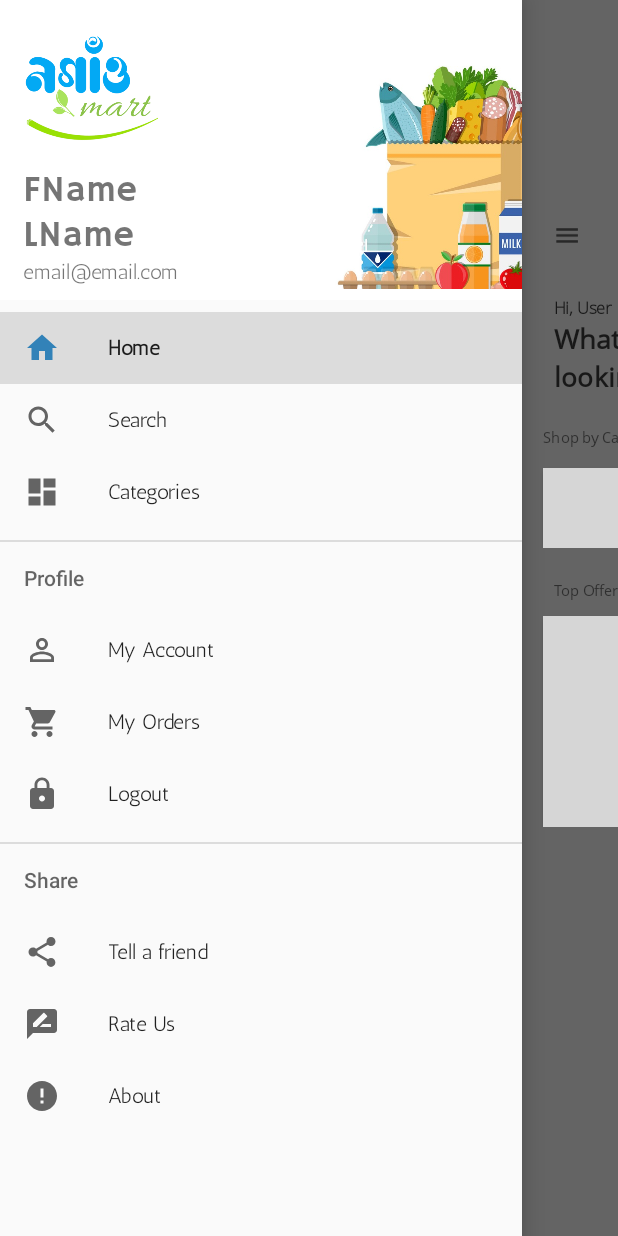
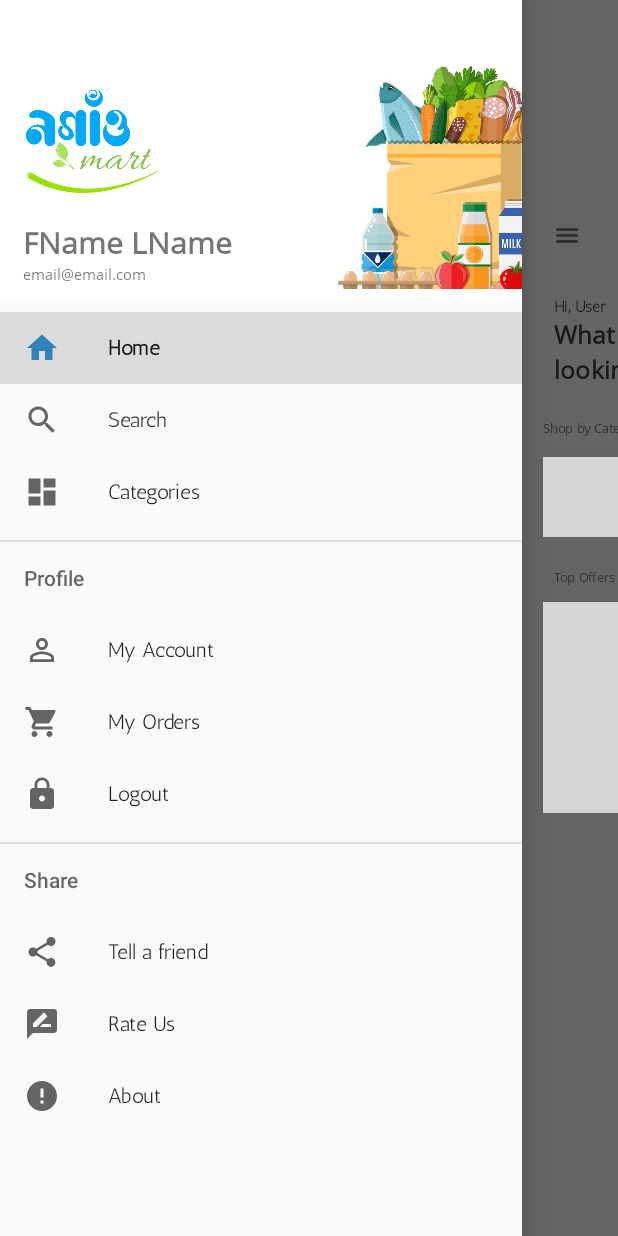
Before and after one commit to VanillaHours/nagaonmart, an Android app: the screen it shows after launch once a user with an empty profile is signed in (homepage), with the side drawer open, on a phone screen of 412 x 824 dp. Run offline under Robolectric (Android 15) with nearby library versions, the phone set to English and light mode, and no system bars; our stand-ins replace Firebase (no records; nobody signed in at launch, a user with empty details on screens opened directly), Picasso; libraries missing offline, so code that uses them is left out: com.smarteist.autoimageslider; plain views replace SliderView; 4 statements that could not run were skipped; grey boxes are pictures that could not be loaded.

```diff
--- a/app/src/main/res/layout/activity_catg_page.xml
+++ b/app/src/main/res/layout/activity_catg_page.xml
@@ -24,7 +24,7 @@
             android:layout_marginStart="20dp"
             android:fontFamily="@font/open_sans_light"
             android:text="Select"
-            android:textSize="18sp"
+            android:textSize="16dp"
             android:textColor="#c2000000"
             android:textStyle="bold" />
 
@@ -37,7 +37,7 @@
             android:fontFamily="@font/open_sans"
             android:text="Category"
             android:textColor="#c2000000"
-            android:textSize="30sp"
+            android:textSize="28dp"
             android:textStyle="bold" />
 
         <ImageView
--- a/app/src/main/res/layout/activity_homepage.xml
+++ b/app/src/main/res/layout/activity_homepage.xml
@@ -68,7 +68,7 @@
             android:layout_height="wrap_content"
             android:text="Hi, User"
             android:layout_marginStart="30dp"
-            android:textSize="16sp"
+            android:textSize="14dp"
             android:textColor="#c2000000"
             android:textStyle="bold"
             android:fontFamily="@font/open_sans_light"/>
@@ -79,7 +79,7 @@
             android:fontFamily="@font/open_sans"
             android:text="What are you"
             android:textColor="#c2000000"
-            android:textSize="26sp"
+            android:textSize="24dp"
             android:textStyle="bold" />
         <TextView
             android:layout_width="match_parent"
@@ -88,7 +88,7 @@
             android:fontFamily="@font/open_sans"
             android:text="looking for today?"
             android:textColor="#c2000000"
-            android:textSize="26sp"
+            android:textSize="24dp"
             android:textStyle="bold" />
 
         <RelativeLayout
@@ -100,7 +100,7 @@
                 android:layout_width="match_parent"
                 android:layout_height="wrap_content"
                 android:text="Shop by Category"
-                android:textSize="14sp"
+                android:textSize="12dp"
                 android:fontFamily="@font/open_sans"
                 android:layout_marginStart="20dp"
                 android:layout_marginTop="30dp"/>
@@ -141,7 +141,7 @@
                 android:layout_width="match_parent"
                 android:layout_height="wrap_content"
                 android:text="Top Offers for you"
-                android:textSize="14sp"
+                android:textSize="12dp"
                 android:fontFamily="@font/open_sans"
                 android:layout_marginTop="20dp"
                 android:layout_marginLeft="20dp" />
--- a/app/src/main/res/layout/catpage_card.xml
+++ b/app/src/main/res/layout/catpage_card.xml
@@ -22,7 +22,7 @@
         android:fontFamily="@font/open_sans"
         android:textColor="#c2000000"
         android:text="Category Name"
-        android:textSize="18sp"
+        android:textSize="16dp"
         android:textStyle="bold" />
 
     <androidx.cardview.widget.CardView
--- a/app/src/main/res/layout/expandmenu_card.xml
+++ b/app/src/main/res/layout/expandmenu_card.xml
@@ -11,6 +11,6 @@
         android:fontFamily="@font/open_sans"
         android:padding="7dp"
         android:text="Expn List"
-        android:textSize="14sp" />
+        android:textSize="12dp" />
 
 </LinearLayout>
--- a/app/src/main/res/layout/menu_header.xml
+++ b/app/src/main/res/layout/menu_header.xml
@@ -20,20 +20,21 @@
         android:layout_height="wrap_content"
         android:layout_above="@+id/menu_mail"
         android:layout_marginLeft="15dp"
-        android:fontFamily="@font/hammersmith_one"
+        android:fontFamily="@font/open_sans"
+        android:textStyle="bold"
         android:text="FName LName"
-        android:textSize="24sp" />
+        android:textSize="20dp" />
 
     <TextView
         android:id="@+id/menu_mail"
         android:layout_width="150dp"
         android:layout_height="wrap_content"
         android:layout_alignParentBottom="true"
-        android:fontFamily="@font/antic"
+        android:fontFamily="@font/open_sans"
         android:layout_marginLeft="15dp"
         android:layout_marginBottom="10dp"
         android:text="email@email.com"
-        android:textSize="14sp" />
+        android:textSize="10dp" />
 
 
     <ImageView
```
Also changed, not shown: app/src/main/java/com/mart/nagaon/product/productpg.java (+10 -1 lines), app/src/main/res/layout/catg_card.xml (+16 -20 lines), app/src/main/res/layout/prodpage_card.xml (+11 -13 lines).
